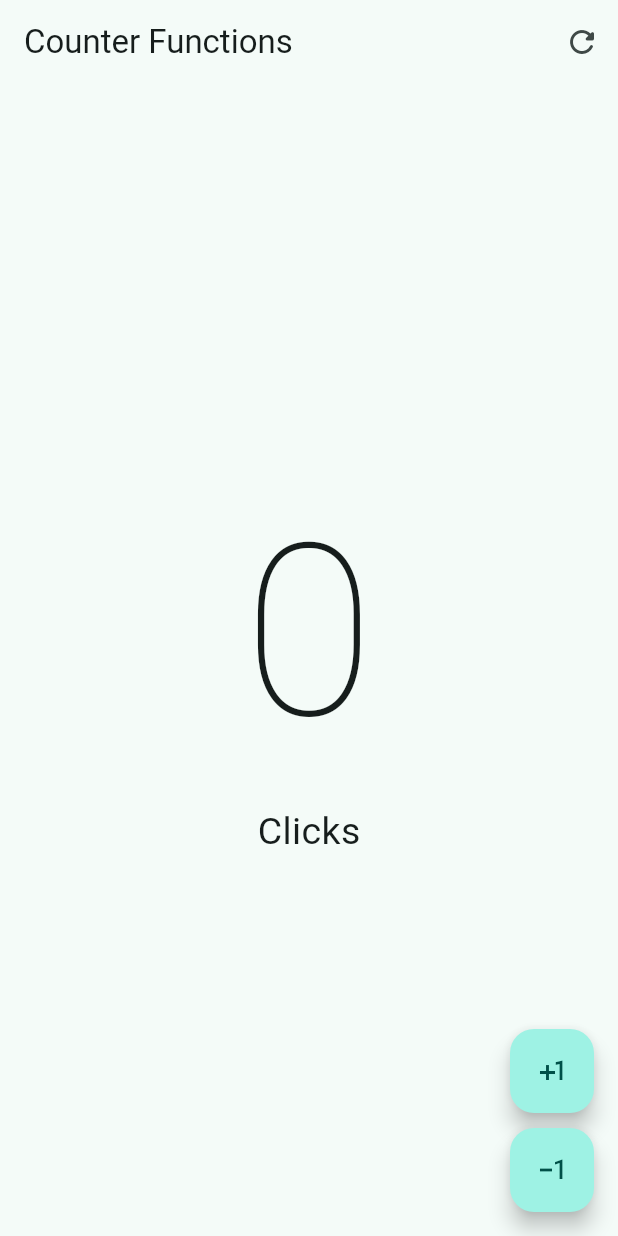
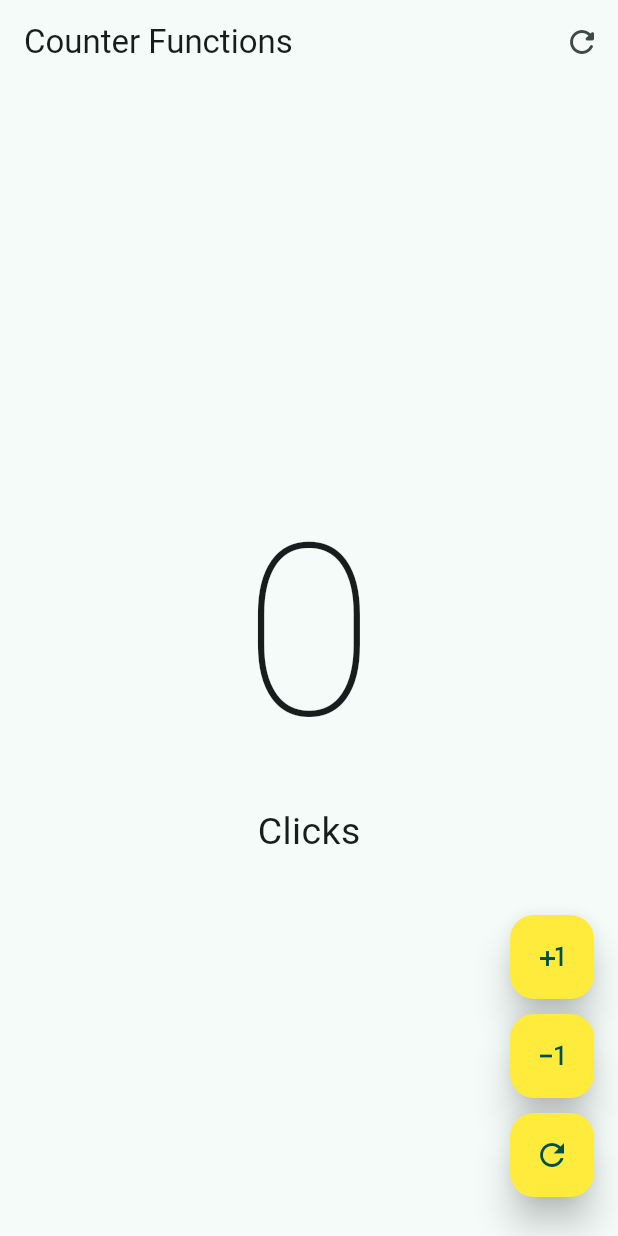
Before and after one commit to Alebernabe5/counterScreen, a Flutter app: the screen it shows after launch, after a tap on the "plus one" icon, after a tap on the "exposure minus 1" icon, on a phone screen of 412 x 824 dp. Run offline on Flutter 3.47's test engine with Material 3 defaults, Android fonts, the phone set to English and light mode, and no system bars.

```diff
--- a/lib/presentation/screens/counter/counter_functions_screen.dart
+++ b/lib/presentation/screens/counter/counter_functions_screen.dart
@@ -47,31 +47,67 @@ class _CounterFunctionsScreenState extends State<CounterFunctionsScreen> {
           mainAxisAlignment: MainAxisAlignment.end,
           children: [
             //BOTON SUMA
-            FloatingActionButton(
+            CustomButton(
+              icon: Icons.plus_one,
               onPressed: () {
                 setState(() {
-                  //La funcion setState cambia el estado al momento
-                  clickCounter++; //Funcion contadora del estado
+                  clickCounter++;
                 });
               },
-              child: const Icon(Icons.plus_one),
+            ),
+
+            //Widget para dar espacios entre boton
+            const SizedBox(
+                height: 10), //Crea una caja para dar espacios y le doy styles
+            //BOTON RESTA
+            CustomButton(
+              icon: Icons.exposure_minus_1_outlined,
+              onPressed: () {
+                if (clickCounter == 0) return;
+                setState(() {
+                  clickCounter--;
+                });
+              },
             ),
             //Widget para dar espacios entre boton
             const SizedBox(
                 height: 10), //Crea una caja para dar espacios y le doy styles
-
-            //BOTON RESTA
-            FloatingActionButton(
+            //BOTON REFREST
+            CustomButton(
+              icon: Icons.refresh_outlined,
               onPressed: () {
                 setState(() {
-                  //La funcion setState cambia el estado al momento
-                  clickCounter--; //Funcion contadora del estado
+                  clickCounter = 0;
                 });
               },
-              child: const Icon(Icons
-                  .exposure_minus_1_outlined), //Aqui camnbio el icono de resta
             ),
+            //Widget para dar espacios entre boton
+            const SizedBox(
+                height: 10), //Crea una caja para dar espacios y le doy styles
           ],
         ));
   }
 }
+
+class CustomButton extends StatelessWidget {
+  final IconData icon;
+  final VoidCallback? onPressed;
+
+  const CustomButton({
+    super.key,
+    required this.icon,
+    this.onPressed,
+  });
+
+  @override
+  Widget build(BuildContext context) {
+    return FloatingActionButton(
+      //shape: StadiumBorder(), //Con Shape y esa propiedad hacemos el boton circular
+      enableFeedback: true, // Cuando le das al boton hace una vibracion o ruido
+      elevation: 10,
+      backgroundColor: Colors.yellow,
+      onPressed: onPressed,
+      child: Icon(icon),
+    );
+  }
+}
```
